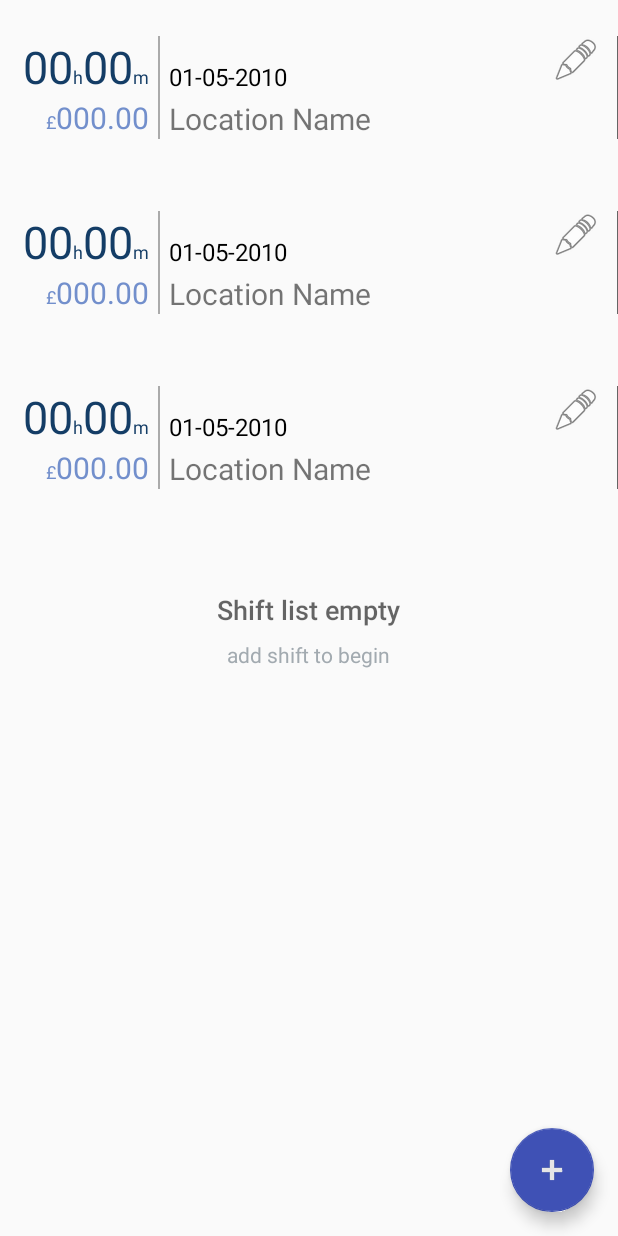
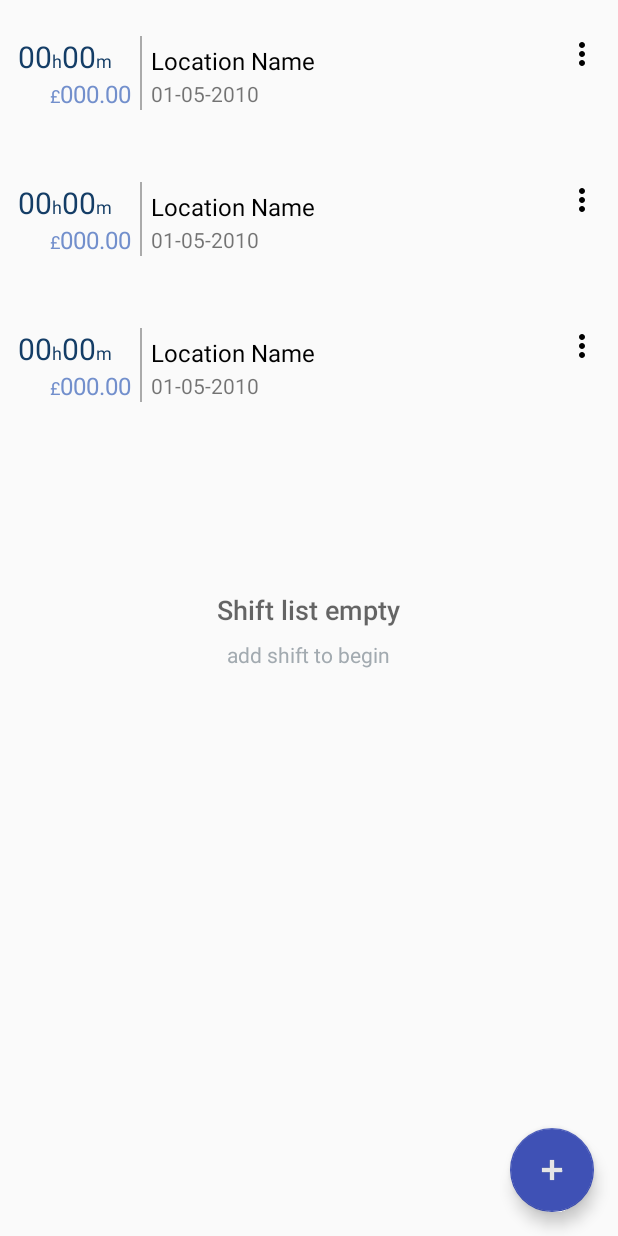
Before and after one commit to hmalik144/Farmr, an Android app: the layout fragment_main.xml on its own in the app's theme, with its tools: preview values and no code run, on a phone screen of 412 x 824 dp. Run offline under Robolectric (Android 15) with nearby library versions, the light colour scheme and no system bars.

Commit message:
- change list item view  - added pop menu to list item  - fixed update/add shift bug

```diff
--- a/app/src/main/java/com/appttude/h_mal/farmr/ui/FragmentMain.kt
+++ b/app/src/main/java/com/appttude/h_mal/farmr/ui/FragmentMain.kt
@@ -63,9 +63,7 @@ class FragmentMain : BaseFragment<MainViewModel>(R.layout.fragment_main) {
         emptyView = view.findViewById(R.id.empty_view)
         productListView = view.findViewById(R.id.list_item_view)
 
-        mAdapter = ShiftListAdapter(this, emptyView) {
-            viewModel.deleteShift(it)
-        }
+        mAdapter = ShiftListAdapter(this, emptyView, viewModel)
         productListView.adapter = mAdapter
 
         view.findViewById<FloatingActionButton>(R.id.fab1).setOnClickListener {
--- /dev/null
+++ b/app/src/main/res/drawable/baseline_more_vert_24.xml
@@ -0,0 +1,5 @@
+<vector android:height="24dp" android:tint="#000000"
+    android:viewportHeight="24" android:viewportWidth="24"
+    android:width="24dp" xmlns:android="http://schemas.android.com/apk/res/android">
+    <path android:fillColor="@android:color/white" android:pathData="M12,8c1.1,0 2,-0.9 2,-2s-0.9,-2 -2,-2 -2,0.9 -2,2 0.9,2 2,2zM12,10c-1.1,0 -2,0.9 -2,2s0.9,2 2,2 2,-0.9 2,-2 -0.9,-2 -2,-2zM12,16c-1.1,0 -2,0.9 -2,2s0.9,2 2,2 2,-0.9 2,-2 -0.9,-2 -2,-2z"/>
+</vector>
--- /dev/null
+++ b/app/src/main/res/layout-v26/list_cell_hourly.xml
@@ -0,0 +1,135 @@
+<?xml version="1.0" encoding="utf-8"?>
+<androidx.constraintlayout.widget.ConstraintLayout xmlns:android="http://schemas.android.com/apk/res/android"
+    xmlns:app="http://schemas.android.com/apk/res-auto"
+    xmlns:tools="http://schemas.android.com/tools"
+    android:id="@+id/linearLayout"
+    android:layout_width="match_parent"
+    android:layout_height="wrap_content"
+    android:divider="#656565"
+    android:orientation="horizontal"
+    android:paddingTop="24dp"
+    android:paddingBottom="24dp"
+    android:showDividers="end">
+
+    <LinearLayout
+        android:id="@+id/time_holder"
+        android:layout_width="@dimen/unit_holder_width"
+        android:layout_height="wrap_content"
+        android:layout_gravity="end"
+        android:layout_marginStart="12dp"
+        android:gravity="end"
+        android:orientation="horizontal"
+        app:layout_constraintLeft_toLeftOf="parent"
+        app:layout_constraintTop_toTopOf="parent">
+
+        <TextView
+            android:id="@+id/hours"
+            android:layout_width="wrap_content"
+            android:layout_height="wrap_content"
+            tools:text="00"
+            android:textColor="#143d66"
+            android:textSize="@dimen/unit_text_size" />
+
+        <TextView
+            android:id="@+id/h"
+            android:layout_width="wrap_content"
+            android:layout_height="wrap_content"
+            android:text="@string/hours_symbol"
+            android:textColor="#143d66"
+            android:textSize="@dimen/units_symbol_size" />
+
+        <TextView
+            android:id="@+id/minutes"
+            android:layout_width="wrap_content"
+            android:layout_height="wrap_content"
+            tools:text="00"
+            android:textColor="#143d66"
+            android:textSize="@dimen/unit_text_size" />
+
+        <TextView
+            android:id="@+id/m"
+            android:layout_width="wrap_content"
+            android:layout_height="wrap_content"
+            android:text="@string/minutes_symbol"
+            android:textColor="#143d66"
+            android:textSize="@dimen/units_symbol_size" />
+    </LinearLayout>
+
+    <LinearLayout
+        android:id="@+id/totalpay_holder"
+        android:layout_width="wrap_content"
+        android:layout_height="wrap_content"
+        android:layout_gravity="end"
+        android:orientation="horizontal"
+        app:layout_constraintRight_toRightOf="@id/time_holder"
+        app:layout_constraintTop_toBottomOf="@id/time_holder">
+
+        <TextView
+            android:id="@+id/currency"
+            android:layout_width="wrap_content"
+            android:layout_height="wrap_content"
+            android:text="@string/pound_sign"
+            android:textColor="#728fcc"
+            android:textSize="@dimen/units_symbol_size" />
+
+        <TextView
+            android:id="@+id/total_pay"
+            android:layout_width="wrap_content"
+            android:layout_height="wrap_content"
+            tools:text="000.00"
+            android:textColor="#728fcc"
+            android:textSize="@dimen/total_pay_size" />
+    </LinearLayout>
+
+    <View
+        android:id="@+id/line"
+        android:layout_width="1dp"
+        android:layout_height="0dp"
+        android:layout_marginLeft="6dp"
+        android:layout_marginRight="6dp"
+        android:background="@android:color/darker_gray"
+        app:layout_constraintBottom_toBottomOf="@id/totalpay_holder"
+        app:layout_constraintLeft_toRightOf="@id/time_holder"
+        app:layout_constraintTop_toTopOf="@id/time_holder" />
+
+    <TextView
+        android:id="@+id/location"
+        android:layout_width="0dp"
+        android:layout_height="0dp"
+        android:layout_marginLeft="6dp"
+        android:layout_marginRight="6dp"
+        android:gravity="bottom|start"
+        android:textColor="#000000"
+        android:textSize="@dimen/location_size"
+        android:autoSizeMinTextSize="@dimen/location_autosize_min"
+        android:autoSizeTextType="uniform"
+        app:layout_constraintBottom_toBottomOf="@id/time_holder"
+        app:layout_constraintLeft_toRightOf="@id/line"
+        app:layout_constraintRight_toLeftOf="@id/imageView"
+        app:layout_constraintTop_toTopOf="parent"
+        app:layout_constraintVertical_bias="1.0"
+        android:maxLines="2"
+        tools:text="Location Name is quite long and with a second line and more" />
+
+    <TextView
+        android:id="@+id/date"
+        android:layout_width="wrap_content"
+        android:layout_height="0dp"
+        android:maxLines="3"
+        tools:text="01-05-2010"
+        android:textSize="@dimen/date_size"
+        android:gravity="center"
+        app:layout_constraintTop_toBottomOf="@id/location"
+        app:layout_constraintLeft_toLeftOf="@id/location"
+        app:layout_constraintBottom_toBottomOf="@id/totalpay_holder"/>
+
+    <ImageView
+        android:id="@+id/imageView"
+        android:layout_width="wrap_content"
+        android:layout_height="wrap_content"
+        app:layout_constraintRight_toRightOf="parent"
+        app:layout_constraintTop_toTopOf="parent"
+        app:srcCompat="@drawable/baseline_more_vert_24"
+        android:layout_marginEnd="12dp" />
+
+</androidx.constraintlayout.widget.ConstraintLayout>
--- a/app/src/main/res/layout/fragment_main.xml
+++ b/app/src/main/res/layout/fragment_main.xml
@@ -10,7 +10,7 @@
         android:layout_width="match_parent"
         android:layout_height="match_parent"
         app:layoutManager="androidx.recyclerview.widget.LinearLayoutManager"
-        tools:listitem="@layout/list_item_1">
+        tools:listitem="@layout/list_cell_hourly">
     </androidx.recyclerview.widget.RecyclerView>
 
     <com.google.android.material.floatingactionbutton.FloatingActionButton
--- /dev/null
+++ b/app/src/main/res/layout/list_cell_hourly.xml
@@ -0,0 +1,132 @@
+<?xml version="1.0" encoding="utf-8"?>
+<androidx.constraintlayout.widget.ConstraintLayout xmlns:android="http://schemas.android.com/apk/res/android"
+    xmlns:app="http://schemas.android.com/apk/res-auto"
+    xmlns:tools="http://schemas.android.com/tools"
+    android:id="@+id/linearLayout"
+    android:layout_width="match_parent"
+    android:layout_height="wrap_content"
+    android:divider="#656565"
+    android:orientation="horizontal"
+    android:paddingTop="24dp"
+    android:paddingBottom="24dp"
+    android:showDividers="end">
+
+    <LinearLayout
+        android:id="@+id/time_holder"
+        android:layout_width="@dimen/unit_holder_width"
+        android:layout_height="wrap_content"
+        android:layout_gravity="end"
+        android:layout_marginStart="12dp"
+        android:orientation="horizontal"
+        app:layout_constraintLeft_toLeftOf="parent"
+        app:layout_constraintTop_toTopOf="parent">
+
+        <TextView
+            android:id="@+id/hours"
+            android:layout_width="wrap_content"
+            android:layout_height="wrap_content"
+            tools:text="00"
+            android:textColor="#143d66"
+            android:textSize="@dimen/unit_text_size" />
+
+        <TextView
+            android:id="@+id/h"
+            android:layout_width="wrap_content"
+            android:layout_height="wrap_content"
+            android:text="@string/hours_symbol"
+            android:textColor="#143d66"
+            android:textSize="@dimen/units_symbol_size" />
+
+        <TextView
+            android:id="@+id/minutes"
+            android:layout_width="wrap_content"
+            android:layout_height="wrap_content"
+            tools:text="00"
+            android:textColor="#143d66"
+            android:textSize="@dimen/unit_text_size" />
+
+        <TextView
+            android:id="@+id/m"
+            android:layout_width="wrap_content"
+            android:layout_height="wrap_content"
+            android:text="@string/minutes_symbol"
+            android:textColor="#143d66"
+            android:textSize="@dimen/units_symbol_size" />
+    </LinearLayout>
+
+    <LinearLayout
+        android:id="@+id/totalpay_holder"
+        android:layout_width="wrap_content"
+        android:layout_height="wrap_content"
+        android:layout_gravity="end"
+        android:orientation="horizontal"
+        app:layout_constraintRight_toRightOf="@id/time_holder"
+        app:layout_constraintTop_toBottomOf="@id/time_holder">
+
+        <TextView
+            android:id="@+id/currency"
+            android:layout_width="wrap_content"
+            android:layout_height="wrap_content"
+            android:text="@string/pound_sign"
+            android:textColor="#728fcc"
+            android:textSize="@dimen/units_symbol_size" />
+
+        <TextView
+            android:id="@+id/total_pay"
+            android:layout_width="wrap_content"
+            android:layout_height="wrap_content"
+            tools:text="000.00"
+            android:textColor="#728fcc"
+            android:textSize="@dimen/total_pay_size" />
+    </LinearLayout>
+
+    <View
+        android:id="@+id/line"
+        android:layout_width="1dp"
+        android:layout_height="0dp"
+        android:layout_marginLeft="6dp"
+        android:layout_marginRight="6dp"
+        android:background="@android:color/darker_gray"
+        app:layout_constraintBottom_toBottomOf="@id/totalpay_holder"
+        app:layout_constraintLeft_toRightOf="@id/time_holder"
+        app:layout_constraintTop_toTopOf="@id/time_holder" />
+
+    <TextView
+        android:id="@+id/location"
+        android:layout_width="0dp"
+        android:layout_height="0dp"
+        android:layout_marginLeft="6dp"
+        android:layout_marginRight="6dp"
+        android:gravity="bottom|start"
+        android:textColor="#000000"
+        android:textSize="@dimen/location_size"
+        app:layout_constraintBottom_toBottomOf="@id/time_holder"
+        app:layout_constraintLeft_toRightOf="@id/line"
+        app:layout_constraintRight_toLeftOf="@id/imageView"
+        app:layout_constraintTop_toTopOf="parent"
+        app:layout_constraintVertical_bias="1.0"
+        android:maxLines="1"
+        tools:text="Location Name" />
+
+    <TextView
+        android:id="@+id/date"
+        android:layout_width="wrap_content"
+        android:layout_height="0dp"
+        android:maxLines="3"
+        tools:text="01-05-2010"
+        android:textSize="@dimen/date_size"
+        android:gravity="center"
+        app:layout_constraintTop_toBottomOf="@id/location"
+        app:layout_constraintLeft_toLeftOf="@id/location"
+        app:layout_constraintBottom_toBottomOf="@id/totalpay_holder"/>
+
+    <ImageView
+        android:id="@+id/imageView"
+        android:layout_width="wrap_content"
+        android:layout_height="wrap_content"
+        app:layout_constraintRight_toRightOf="parent"
+        app:layout_constraintTop_toTopOf="parent"
+        app:srcCompat="@drawable/baseline_more_vert_24"
+        android:layout_marginEnd="12dp" />
+
+</androidx.constraintlayout.widget.ConstraintLayout>
--- a/app/src/main/res/layout/list_item_1.xml
+++ b/app/src/main/res/layout/list_item_1.xml
@@ -1,6 +1,7 @@
 <?xml version="1.0" encoding="utf-8"?>
 <LinearLayout xmlns:android="http://schemas.android.com/apk/res/android"
     xmlns:app="http://schemas.android.com/apk/res-auto"
+    xmlns:tools="http://schemas.android.com/tools"
     android:id="@+id/linearLayout"
     android:layout_width="match_parent"
     android:layout_height="wrap_content"
@@ -8,10 +9,11 @@
     android:orientation="horizontal"
     android:paddingBottom="24dp"
     android:paddingTop="24dp"
-    android:showDividers="end">
+    android:showDividers="end"
+    tools:ignore="HardcodedText">
 
     <LinearLayout
-        android:layout_width="87dp"
+        android:layout_width="@dimen/unit_holder_width"
         android:layout_height="wrap_content"
 
         android:layout_marginStart="12dp"
@@ -30,7 +32,7 @@
                 android:layout_height="wrap_content"
                 android:text="00"
                 android:textColor="#143d66"
-                android:textSize="30sp" />
+                android:textSize="@dimen/unit_text_size" />
 
             <TextView
                 android:id="@+id/h"
@@ -38,7 +40,7 @@
                 android:layout_height="wrap_content"
                 android:text="h"
                 android:textColor="#143d66"
-                android:textSize="12sp" />
+                android:textSize="@dimen/units_symbol_size" />
 
             <TextView
                 android:id="@+id/minutes"
@@ -47,7 +49,7 @@
                 android:layout_weight="1"
                 android:text="00"
                 android:textColor="#143d66"
-                android:textSize="30sp" />
+                android:textSize="@dimen/unit_text_size"/>
 
             <TextView
                 android:id="@+id/m"
@@ -56,7 +58,7 @@
                 android:layout_weight="1"
                 android:text="m"
                 android:textColor="#143d66"
-                android:textSize="12sp" />
+                android:textSize="@dimen/units_symbol_size" />
         </LinearLayout>
 
         <LinearLayout
@@ -70,9 +72,9 @@
                 android:id="@+id/currency"
                 android:layout_width="wrap_content"
                 android:layout_height="wrap_content"
-                android:text="£"
+                android:text="@string/pound_sign"
                 android:textColor="#728fcc"
-                android:textSize="12sp" />
+                android:textSize="@dimen/units_symbol_size" />
 
             <TextView
                 android:id="@+id/total_pay"
@@ -80,7 +82,7 @@
                 android:layout_height="wrap_content"
                 android:text="000.00"
                 android:textColor="#728fcc"
-                android:textSize="20sp" />
+                android:textSize="@dimen/total_pay_size" />
         </LinearLayout>
     </LinearLayout>
 
@@ -106,7 +108,7 @@
             android:layout_below="@+id/date"
             android:maxLines="3"
             android:text="Location Name"
-            android:textSize="20sp" />
+            android:textSize="@dimen/location_size" />
 
         <TextView
             android:id="@+id/date"
@@ -119,7 +121,7 @@
             android:layout_marginTop="16dp"
             android:text="01-05-2010"
             android:textColor="#000000"
-            android:textSize="16sp" />
+            android:textSize="@dimen/date_size" />
 
         <ImageView
             android:id="@+id/imageView"
--- a/app/src/main/res/values/dimens.xml
+++ b/app/src/main/res/values/dimens.xml
@@ -4,6 +4,13 @@
     <dimen name="activity_vertical_margin">16dp</dimen>
     <dimen name="fab_margin">16dp</dimen>
     <dimen name="appbar_padding_top">8dp</dimen>
+    <dimen name="unit_text_size">20sp</dimen>
+    <dimen name="units_symbol_size">12sp</dimen>
+    <dimen name="total_pay_size">16sp</dimen>
+    <dimen name="location_size">16sp</dimen>
+    <dimen name="date_size">14sp</dimen>
+    <dimen name="unit_holder_width">75dp</dimen>
+    <dimen name="location_autosize_min">12sp</dimen>
 
 
 </resources>
--- a/app/src/main/res/values/strings.xml
+++ b/app/src/main/res/values/strings.xml
@@ -97,4 +97,10 @@
     <string name="further_info_title">Shift Details</string>
     <string name="insert_break_in_minutes">insert break in minutes</string>
     <string name="break_res">Break</string>
+    <string name="hours_symbol">h</string>
+    <string name="minutes_symbol">m</string>
+    <string name="piece_symbol">pcs</string>
+    <string name="pound_sign">£</string>
+    <string name="delete_shift">Delete shift</string>
+    <string name="update_shift">Update Shift</string>
 </resources>
```
Also changed, not shown: app/src/main/java/com/appttude/h_mal/farmr/ui/FragmentAddItem.kt (+8 -8 lines), app/src/main/java/com/appttude/h_mal/farmr/ui/ShiftListAdapter.kt (+63 -32 lines), app/src/main/res/layout-v26/list_cell_piece.xml (added, +118 -0 lines), app/src/main/res/layout/list_cell_piece.xml (added, +117 -0 lines), app/src/main/res/menu/options_menu.xml (added, +14 -0 lines), app/src/main/res/navigation/shift_navigation.xml (+20 -4 lines).
